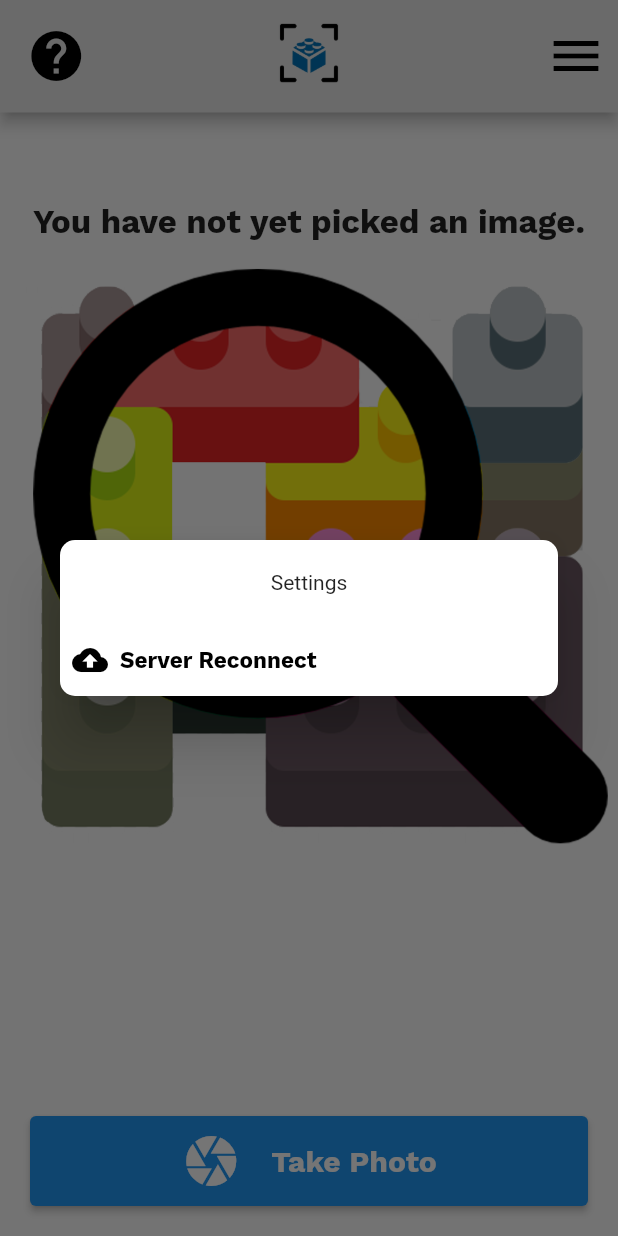
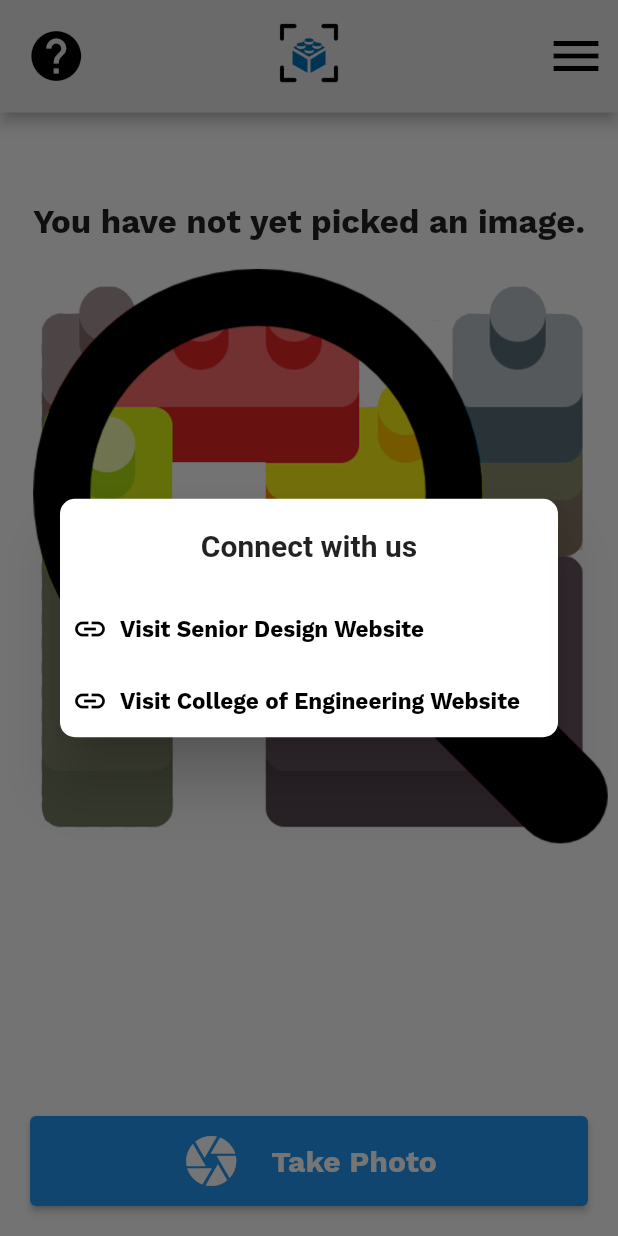
Before and after one commit to maxcelant/Capstone-4901, a Flutter app: the MyHomePage screen opened directly, after a tap on the "menu" icon, on a phone screen of 412 x 824 dp. Run offline on Flutter 3.47's test engine with Material 2 defaults, Android fonts, the phone set to English and light mode, and no system bars; our stand-ins replace image_cropper, image_picker, palette_generator, smooth_page_indicator; missing offline and left inert: image_pixels, tflite_flutter, tflite_flutter_helper.

Commit message:
added text for talkback support + changed reconnect server button to connect with us

```diff
--- a/lib/components/on_boarding.dart
+++ b/lib/components/on_boarding.dart
@@ -232,6 +232,8 @@ class OnBoarding extends StatelessWidget {
                       'assets/onboard.gif',
                       height: 600,
                       width: 600,
+                      semanticLabel:
+                          "take a picture\n crop the picture\n upload the picture\n view results",
                     ),
                     const Text("2/3"),
                   ],
--- a/lib/widgets/camera_processor.dart
+++ b/lib/widgets/camera_processor.dart
@@ -42,7 +42,7 @@ class CameraProcessor {
       return Column(
         children: [
           Semantics(
-            label: 'Image_picker_example_picked_images',
+            label: 'Image to identify',
             child: Padding(
               padding: const EdgeInsets.all(8.0),
               child: Image.file(_imageFile as File),
--- a/lib/widgets/home_screen_view.dart
+++ b/lib/widgets/home_screen_view.dart
@@ -1,5 +1,6 @@
 import 'package:flutter/material.dart';
 import 'package:flutter_app_2/components/on_boarding.dart';
+import 'package:url_launcher/url_launcher.dart';
 
 class HomeScreenView {
   Image appLogo() {
@@ -8,6 +9,26 @@ class HomeScreenView {
       fit: BoxFit.scaleDown,
       height: 50,
     );
+  }
+
+  _launchURLSD() async {
+    const url = 'https://engineering.unt.edu/capstone';
+    final uri = Uri.parse(url);
+    if (await canLaunchUrl(uri)) {
+      await launchUrl(uri, mode: LaunchMode.externalApplication);
+    } else {
+      throw 'Could not launch $url';
+    }
+  }
+
+  _launchURLCE() async {
+    const url = 'https://engineering.unt.edu/';
+    final uri = Uri.parse(url);
+    if (await canLaunchUrl(uri)) {
+      await launchUrl(uri, mode: LaunchMode.externalApplication);
+    } else {
+      throw 'Could not launch $url';
+    }
   }
 
   Semantics helpButton(BuildContext context) {
@@ -45,12 +66,17 @@ class HomeScreenView {
                   shrinkWrap: true,
                   children: <Widget>[
                     const SizedBox(height: 20),
-                    const Center(child: Text('Settings')),
+                    const Center(
+                        child: Text(
+                      'Connect with us',
+                      style:
+                          TextStyle(fontSize: 20, fontWeight: FontWeight.bold),
+                    )),
                     const SizedBox(height: 20),
                     TextButton.icon(
-                      onPressed: () {},
+                      onPressed: _launchURLSD,
                       label: const Text(
-                        'Server Reconnect',
+                        'Visit Senior Design Website',
                         style: TextStyle(
                           fontFamily: 'WorkSans',
                           fontSize: 15,
@@ -58,7 +84,26 @@ class HomeScreenView {
                         ),
                       ),
                       icon: const Icon(
-                        Icons.cloud_upload_rounded,
+                        Icons.link,
+                        size: 24.0,
+                      ),
+                      style: TextButton.styleFrom(
+                        foregroundColor: Colors.black,
+                        alignment: Alignment.centerLeft,
+                      ),
+                    ),
+                    TextButton.icon(
+                      onPressed: _launchURLCE,
+                      label: const Text(
+                        'Visit College of Engineering Website',
+                        style: TextStyle(
+                          fontFamily: 'WorkSans',
+                          fontSize: 15,
+                          fontWeight: FontWeight.bold,
+                        ),
+                      ),
+                      icon: const Icon(
+                        Icons.link,
                         size: 24.0,
                       ),
                       style: TextButton.styleFrom(
--- a/pubspec.yaml
+++ b/pubspec.yaml
@@ -34,6 +34,7 @@ dependencies:
   camera: ^0.8.1+3
   image: ^3.0.2
   image_pixels: ^3.0.0
+  url_launcher: ^6.1.10
   # The following adds the Cupertino Icons font to your application.
   # Use with the CupertinoIcons class for iOS style icons.
   cupertino_icons: ^1.0.2
```
Also changed, not shown: pubspec.lock, 5 other files.
